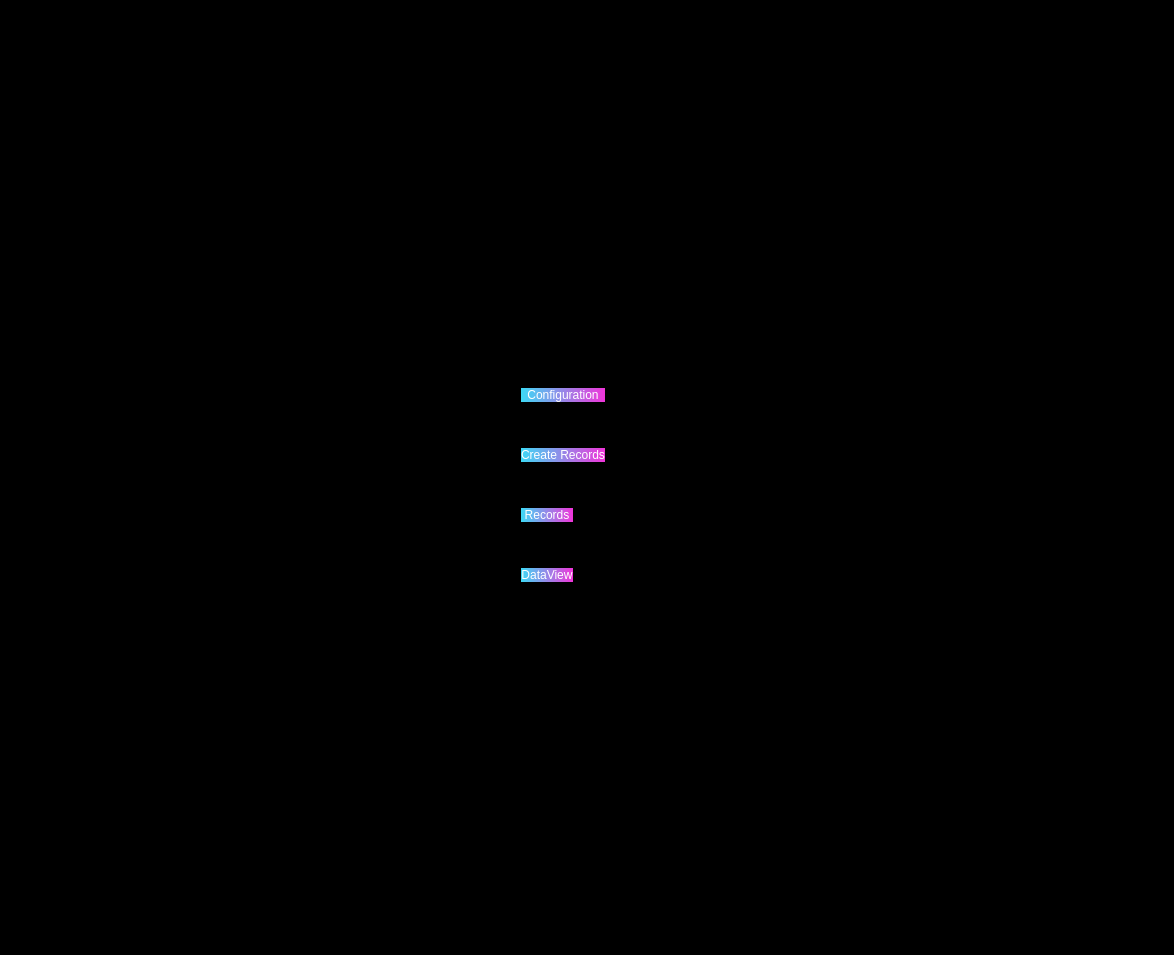
zakerl/Capstone_Project, file PyQt/pyqt_ui/bed_mainwindow.ui: the form before one commit.
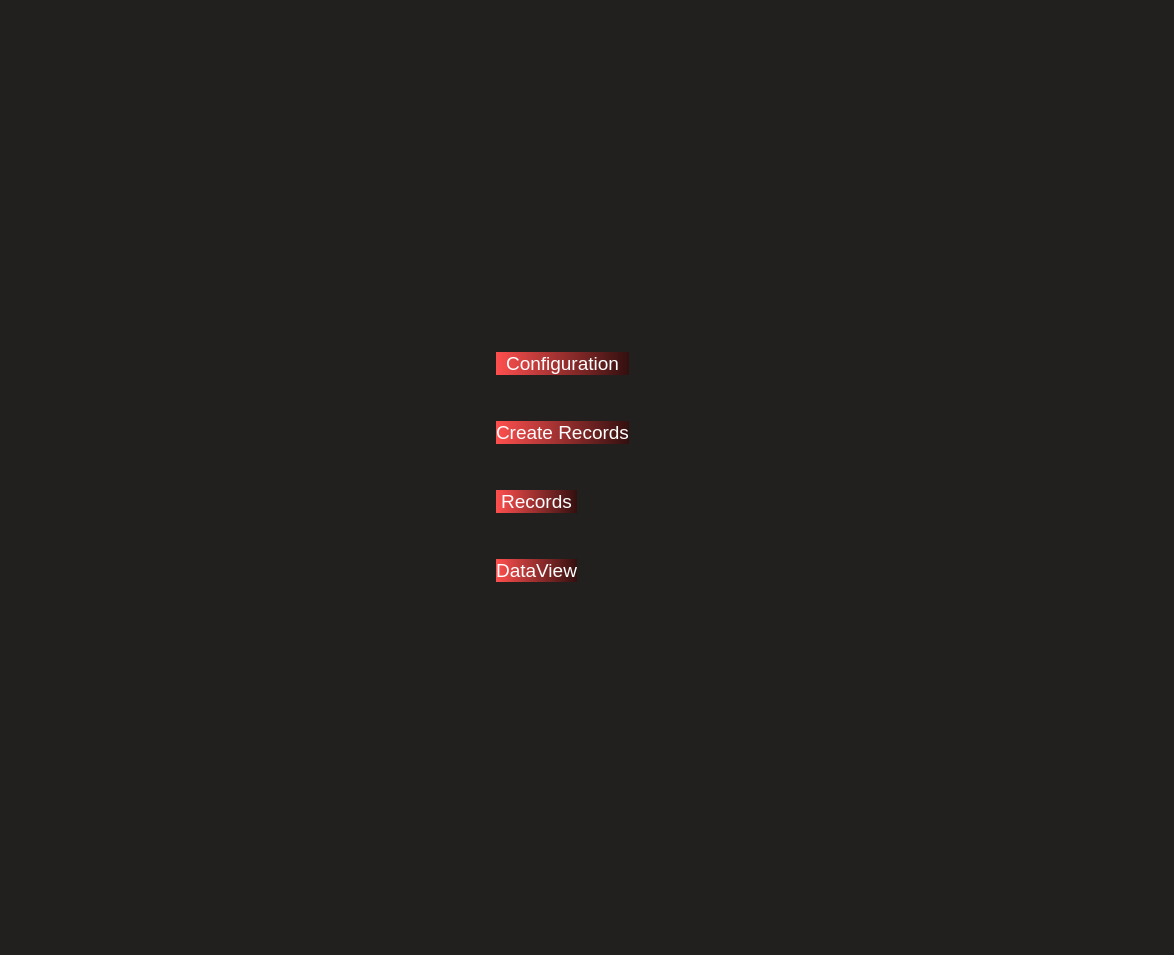
The form after the commit. Icons and pictures are not drawn.

Patch:
```diff
--- a/PyQt/pyqt_ui/bed_mainwindow.ui
+++ b/PyQt/pyqt_ui/bed_mainwindow.ui
@@ -14,7 +14,7 @@
    <string>MainWindow</string>
   </property>
   <property name="styleSheet">
-   <string notr="true">background-color: rgb(0, 0, 0);</string>
+   <string notr="true">background-color: rgb(34, 31, 31);</string>
   </property>
   <widget class="QWidget" name="centralwidget">
    <layout class="QGridLayout" name="gridLayout">
@@ -95,11 +95,12 @@
     <item row="3" column="2" colspan="2">
      <widget class="QPushButton" name="ConfigButton">
       <property name="styleSheet">
-       <string notr="true">background-color: qlineargradient(spread:pad, x1:0, y1:0, x2:1, y2:0, stop:0 rgba(61, 217, 245, 255), stop:1 rgba(240, 53, 218, 255));
+       <string notr="true">font-size: 14pt;background-color: qlineargradient(spread:pad, x1:0, y1:0, x2:1, y2:0, stop:0 rgba(254,79,78,255), stop:1 rgba(51,15,15,255));
 font: 9pt &quot;Microsoft YaHei UI&quot;;
 color: rgb(255, 255, 255);
 border-style: solid;
-border-radius: 15px;</string>
+border-radius: 15px;
+</string>
       </property>
       <property name="text">
        <string>Configuration</string>
@@ -151,11 +152,12 @@
     <item row="5" column="2" colspan="2">
      <widget class="QPushButton" name="CreateRecordsButton">
       <property name="styleSheet">
-       <string notr="true">background-color: qlineargradient(spread:pad, x1:0, y1:0, x2:1, y2:0, stop:0 rgba(61, 217, 245, 255), stop:1 rgba(240, 53, 218, 255));
+       <string notr="true">font-size: 14pt;background-color: qlineargradient(spread:pad, x1:0, y1:0, x2:1, y2:0, stop:0 rgba(254,79,78,255), stop:1 rgba(51,15,15,255));
 font: 9pt &quot;Microsoft YaHei UI&quot;;
 color: rgb(255, 255, 255);
 border-style: solid;
-border-radius: 15px;</string>
+border-radius: 15px;
+</string>
       </property>
       <property name="text">
        <string>Create Records</string>
@@ -207,11 +209,12 @@
     <item row="7" column="2">
      <widget class="QPushButton" name="RecordsButton">
       <property name="styleSheet">
-       <string notr="true">background-color: qlineargradient(spread:pad, x1:0, y1:0, x2:1, y2:0, stop:0 rgba(61, 217, 245, 255), stop:1 rgba(240, 53, 218, 255));
+       <string notr="true">font-size: 14pt;background-color: qlineargradient(spread:pad, x1:0, y1:0, x2:1, y2:0, stop:0 rgba(254,79,78,255), stop:1 rgba(51,15,15,255));
 font: 9pt &quot;Microsoft YaHei UI&quot;;
 color: rgb(255, 255, 255);
 border-style: solid;
-border-radius: 15px;</string>
+border-radius: 15px;
+</string>
       </property>
       <property name="text">
        <string>Records</string>
@@ -263,11 +266,12 @@
     <item row="9" column="2">
      <widget class="QPushButton" name="DataViewButton">
       <property name="styleSheet">
-       <string notr="true">background-color: qlineargradient(spread:pad, x1:0, y1:0, x2:1, y2:0, stop:0 rgba(61, 217, 245, 255), stop:1 rgba(240, 53, 218, 255));
+       <string notr="true">font-size: 14pt;background-color: qlineargradient(spread:pad, x1:0, y1:0, x2:1, y2:0, stop:0 rgba(254,79,78,255), stop:1 rgba(51,15,15,255));
 font: 9pt &quot;Microsoft YaHei UI&quot;;
 color: rgb(255, 255, 255);
 border-style: solid;
-border-radius: 15px;</string>
+border-radius: 15px;
+</string>
       </property>
       <property name="text">
        <string>DataView</string>
```
